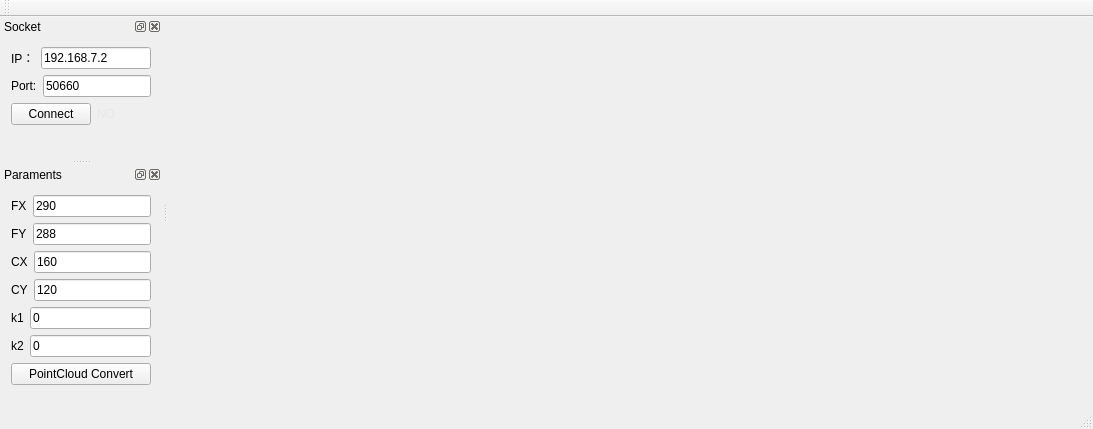
This is SmartEye/SmartEye/smarteye.ui in SHU3DVision/SmartEye as Qt 5 draws it before an edit. The edited form follows.
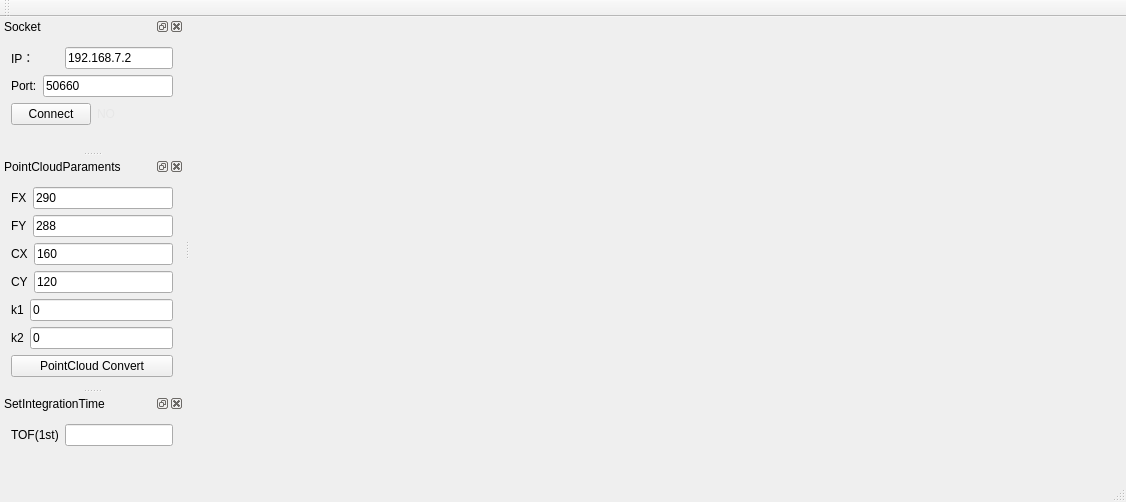
This is the edited form. Custom widgets are drawn as their Qt base class.

The edit to the form file:
```diff
--- a/SmartEye/SmartEye/smarteye.ui
+++ b/SmartEye/SmartEye/smarteye.ui
@@ -6,8 +6,8 @@
    <rect>
     <x>0</x>
     <y>0</y>
-    <width>1093</width>
-    <height>429</height>
+    <width>1126</width>
+    <height>502</height>
    </rect>
   </property>
   <property name="windowTitle">
@@ -69,6 +69,19 @@
            </property>
           </widget>
          </item>
+         <item>
+          <spacer name="horizontalSpacer">
+           <property name="orientation">
+            <enum>Qt::Horizontal</enum>
+           </property>
+           <property name="sizeHint" stdset="0">
+            <size>
+             <width>1</width>
+             <height>20</height>
+            </size>
+           </property>
+          </spacer>
+         </item>
          <item>
           <widget class="QLineEdit" name="IplineEdit">
            <property name="text">
@@ -140,7 +153,7 @@
   </widget>
   <widget class="QDockWidget" name="dockWidget_2">
    <property name="windowTitle">
-    <string>Paraments</string>
+    <string>PointCloudParaments</string>
    </property>
    <attribute name="dockWidgetArea">
     <number>1</number>
@@ -282,6 +295,45 @@
     </layout>
    </widget>
   </widget>
+  <widget class="QDockWidget" name="dockWidget_3">
+   <property name="windowTitle">
+    <string>SetIntegrationTime</string>
+   </property>
+   <attribute name="dockWidgetArea">
+    <number>1</number>
+   </attribute>
+   <widget class="QWidget" name="dockWidgetContents_3">
+    <layout class="QVBoxLayout" name="verticalLayout_5">
+     <item>
+      <layout class="QHBoxLayout" name="horizontalLayout_11">
+       <item>
+        <widget class="QLabel" name="label_9">
+         <property name="text">
+          <string>TOF(1st)</string>
+         </property>
+        </widget>
+       </item>
+       <item>
+        <widget class="QLineEdit" name="IntegrationtimelineEdit"/>
+       </item>
+      </layout>
+     </item>
+     <item>
+      <spacer name="verticalSpacer_3">
+       <property name="orientation">
+        <enum>Qt::Vertical</enum>
+       </property>
+       <property name="sizeHint" stdset="0">
+        <size>
+         <width>20</width>
+         <height>40</height>
+        </size>
+       </property>
+      </spacer>
+     </item>
+    </layout>
+   </widget>
+  </widget>
  </widget>
  <layoutdefault spacing="6" margin="11"/>
  <customwidgets>
```
Left out of the diff: 2 changed lines with no effect on the pictures.
